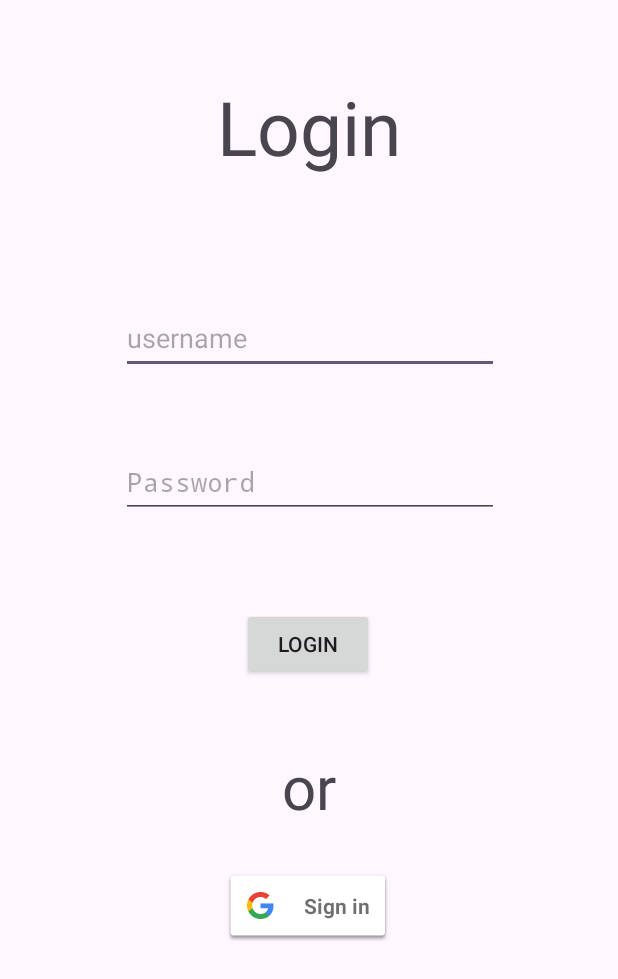
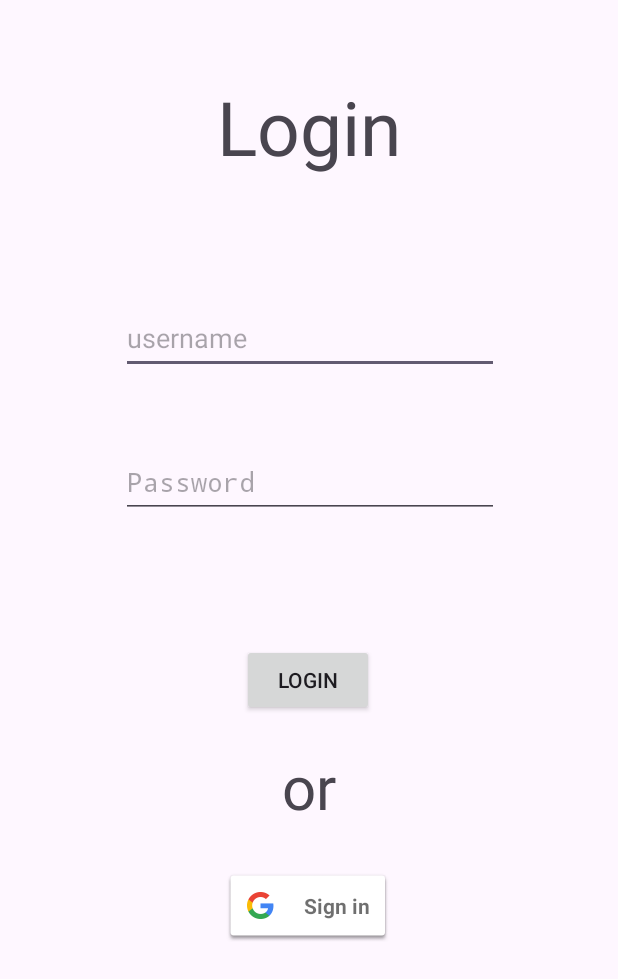
Before and after one commit to chetankumarpulipati/KeineArmut, an Android app: the screen it shows after launch (login), after a tap on an icon or button, on a phone screen of 412 x 824 dp. Shown: the top 979 px of the screen. Run offline under Robolectric (Android 15) with nearby library versions, the phone set to English and light mode, and no system bars; our stand-ins replace Firebase (no records; nobody signed in at launch, a user with empty details on screens opened directly); 1 other tap on this screen came first.

Commit message:
login with email successful

```diff
--- a/app/src/main/java/com/solution_challenge/keinearmut/UserPreferences.kt
+++ b/app/src/main/java/com/solution_challenge/keinearmut/UserPreferences.kt
@@ -46,8 +46,6 @@ class UserPreferences(context: Context){
     }
     fun getMobile(mobile: String){
         sharedPreferences.edit().putString("mobile", mobile).apply()
-    }fun saveMobile(): String{
-        return sharedPreferences.getString("mobile", "")!!
     }
 
 
--- a/app/src/main/java/com/solution_challenge/keinearmut/login.kt
+++ b/app/src/main/java/com/solution_challenge/keinearmut/login.kt
@@ -21,9 +21,9 @@ import android.widget.TextView
 
 class login : ComponentActivity() {
 
+    private lateinit var auth: FirebaseAuth
     private lateinit var googleSignInClient: GoogleSignInClient
     val RC_SIGN_IN = 9001
-
     override fun onCreate(savedInstanceState: Bundle?) {
         super.onCreate(savedInstanceState)
         setContentView(R.layout.login)
@@ -32,14 +32,36 @@ class login : ComponentActivity() {
             .requestIdToken("980841101419-mus4beag1ququg6mo496j1u0ts62oleb.apps.googleusercontent.com")
             .requestEmail()
             .build()
-
         googleSignInClient = GoogleSignIn.getClient(this, gso)
         val signinbutton = findViewById<SignInButton>(R.id.googleSignInButton)
         signinbutton.setOnClickListener {
             val signInIntent = googleSignInClient.signInIntent
             startActivityForResult(signInIntent, RC_SIGN_IN)
+        }
 
+        auth = FirebaseAuth.getInstance()
+        val emailEditText = findViewById<EditText>(R.id.editTextText2)
+        val passwordEditText = findViewById<EditText>(R.id.editTextTextPassword2)
+        val signInButton = findViewById<Button>(R.id.loginButton_loginPage)
+        signInButton.setOnClickListener {
+            val email = emailEditText.text.toString()
+            val password = passwordEditText.text.toString()
+            signInWithEmail(email, password)
         }
+        saveLoginState()
+    }
+    private fun signInWithEmail(email: String, password: String) {
+        auth.signInWithEmailAndPassword(email, password)
+            .addOnCompleteListener(this) { task ->
+                if (task.isSuccessful) {
+                    val user = auth.currentUser
+                    navigateToNewActivity()
+                } else {
+                    Log.w(TAG, "signInWithEmail:failure", task.exception)
+                    Toast.makeText(this, "Authentication failed.",
+                        Toast.LENGTH_SHORT).show()
+                }
+            }
     }
 
     override fun onActivityResult(requestCode: Int, resultCode: Int, data: Intent?) {
@@ -51,7 +73,6 @@ class login : ComponentActivity() {
             handleSignInResult(task)
         }
     }
-
     fun handleSignInResult(completedTask: Task<GoogleSignInAccount>) {
         try {
             val account = completedTask.getResult(Exception::class.java)!!
@@ -61,7 +82,7 @@ class login : ComponentActivity() {
                 .addOnCompleteListener(this) { task ->
                     if (task.isSuccessful) {
                         val user = firebaseAuth.currentUser
-                        user?.let{
+                        user?.let {
                             val userPreferences = UserPreferences(this)
                             val username = it.displayName
                             userPreferences.saveUsername(username ?: "")
@@ -72,7 +93,6 @@ class login : ComponentActivity() {
                             val profilePhotoUrl = it.photoUrl.toString()
                             userPreferences.saveProfileUrl(profilePhotoUrl)
                         }
-                        saveLoginState()
                         navigateToNewActivity()
                     } else {
                         Log.w(TAG, "signInWithEmail:failure", task.exception)
@@ -83,6 +103,7 @@ class login : ComponentActivity() {
             Toast.makeText(this, "Sign in failed", Toast.LENGTH_SHORT).show()
         }
     }
+
    fun navigateToNewActivity() {
         startActivity(Intent(this, dashboard::class.java))
         finish()
@@ -96,10 +117,4 @@ class login : ComponentActivity() {
         editor.putBoolean("isLoggedIn", true)
         editor.apply()
     }
-//    override fun onBackPressed() {
-//        super.onBackPressed()
-//        finish()
-//    }
-
-
 }
--- a/app/src/main/java/com/solution_challenge/keinearmut/sign_up.kt
+++ b/app/src/main/java/com/solution_challenge/keinearmut/sign_up.kt
@@ -14,9 +14,6 @@ import com.google.android.gms.tasks.Task
 import com.google.firebase.auth.AuthResult
 import com.google.firebase.auth.FirebaseAuth
 import com.google.firebase.auth.FirebaseAuthUserCollisionException
-import com.google.firebase.firestore.FirebaseFirestore
-import java.security.MessageDigest
-import java.security.NoSuchAlgorithmException
 
 
 class sign_up : AppCompatActivity() {
--- a/app/src/main/res/layout/login.xml
+++ b/app/src/main/res/layout/login.xml
@@ -34,7 +34,7 @@
         android:id="@+id/editTextTextPassword2"
         android:layout_width="252dp"
         android:layout_height="48dp"
-        android:layout_marginBottom="60dp"
+        android:layout_marginBottom="84dp"
         android:ems="10"
         android:hint="@string/password"
         android:inputType="textPassword"
@@ -47,12 +47,14 @@
         android:id="@+id/loginButton_loginPage"
         android:layout_width="wrap_content"
         android:layout_height="wrap_content"
-        android:layout_marginBottom="44dp"
+        android:layout_marginBottom="20dp"
         android:text="@string/login_button"
         app:layout_constraintBottom_toTopOf="@+id/textView3"
         app:layout_constraintEnd_toEndOf="parent"
         app:layout_constraintHorizontal_bias="0.498"
-        app:layout_constraintStart_toStartOf="parent" />
+        app:layout_constraintStart_toStartOf="parent"
+        app:layout_constraintTop_toTopOf="parent"
+        app:layout_constraintVertical_bias="1.0" />
 
     <TextView
         android:id="@+id/textView3"
@@ -76,4 +78,15 @@
         app:layout_constraintHorizontal_bias="0.498"
         app:layout_constraintStart_toStartOf="parent" />
 
+    <ProgressBar
+        android:id="@+id/progressBar2"
+        style="?android:attr/progressBarStyle"
+        android:layout_width="wrap_content"
+        android:layout_height="wrap_content"
+        android:visibility="gone"
+        app:layout_constraintBottom_toTopOf="@+id/loginButton_loginPage"
+        app:layout_constraintEnd_toEndOf="parent"
+        app:layout_constraintStart_toStartOf="parent"
+        app:layout_constraintTop_toBottomOf="@+id/editTextTextPassword2" />
+
 </androidx.constraintlayout.widget.ConstraintLayout>
```
